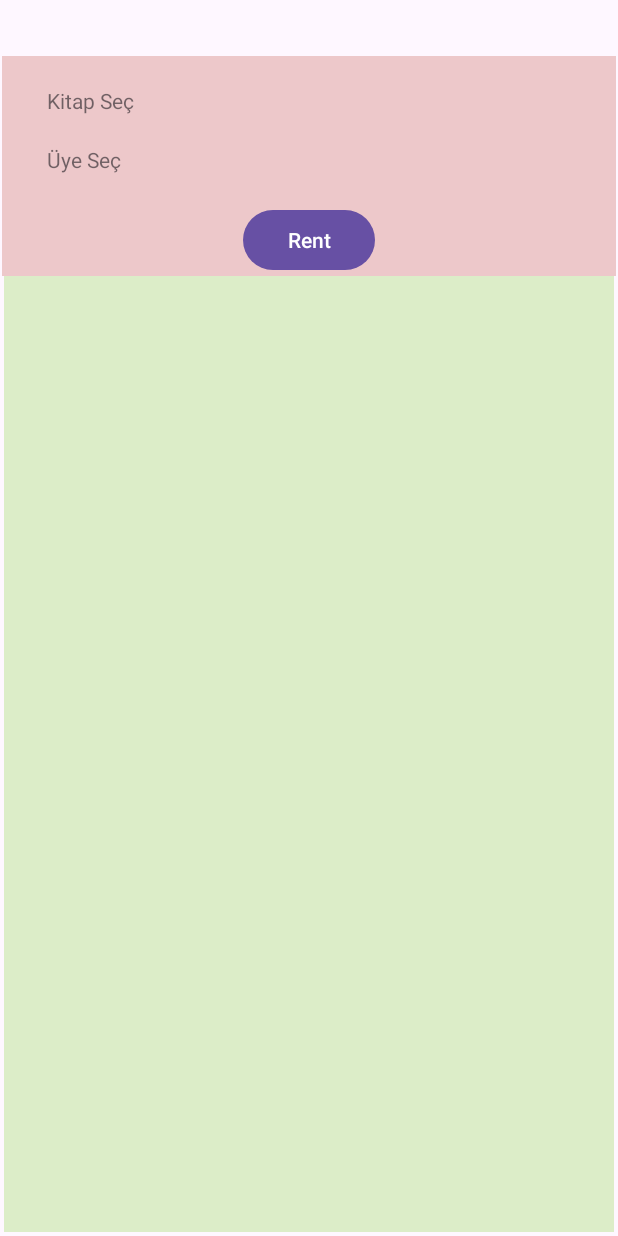
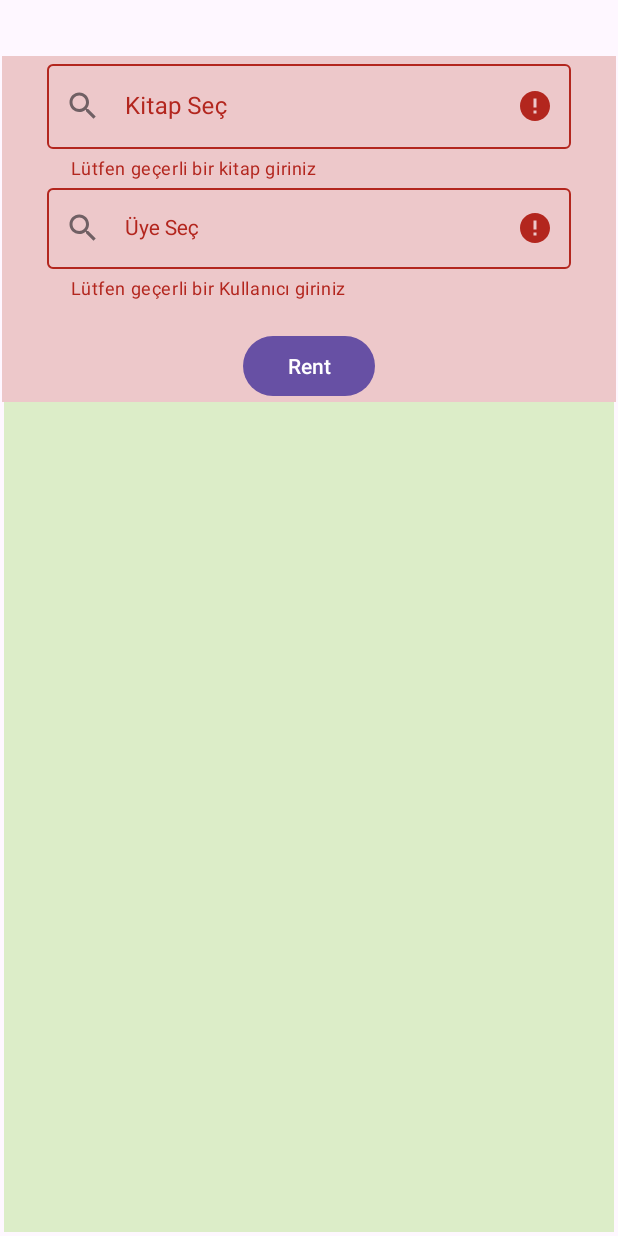
Before and after one commit to Talhakasikci/My-Little-Library, an Android app built with Jetpack Compose: the RentFragment screen opened through its navigation route, after a tap on "Rent", on a phone screen of 412 x 824 dp. Run offline under Robolectric (Android 15) with nearby library versions, the phone set to English and light mode, and no system bars; our stand-ins replace Room's generated code.

Commit message:
AutoCompleteTextView

```diff
--- a/MyLittleLibrary/app/src/main/java/com/talhakasikci/mylittlelibrary/adapter/BooksViewAdapter.kt
+++ b/MyLittleLibrary/app/src/main/java/com/talhakasikci/mylittlelibrary/adapter/BooksViewAdapter.kt
@@ -46,7 +46,7 @@ class BooksViewAdapter(private var onItemClick:(Int)->(Unit),private val bookVie
             return
         }
         val book = booksList[position]
-        holder.BookId.text = book.Book_Id.toString()
+        holder.BookId.text = (holder.position+1).toString()
         holder.BookName.text = book.Book_name
         holder.AuthorName.text = book.Author_name
         holder.AuthorSurname.text = book.Author_surname
--- a/MyLittleLibrary/app/src/main/java/com/talhakasikci/mylittlelibrary/adapter/MembersViewAdapter.kt
+++ b/MyLittleLibrary/app/src/main/java/com/talhakasikci/mylittlelibrary/adapter/MembersViewAdapter.kt
@@ -41,7 +41,7 @@ class MembersViewAdapter(private val onItemClicked:(Int)->(Unit),private val Mem
 
     override fun onBindViewHolder(holder: MembersListViewHolder, position: Int) {
         val member = members[position]
-        holder.memberOrderTV.text = member.id.toString()
+        holder.memberOrderTV.text = (holder.position+1).toString()
         holder.memberNameTv.text = member.First_Name
         holder.memberSurnameTv.text = member.Last_Name
         holder.memberId.text = member.MemberID.toString()
--- a/MyLittleLibrary/app/src/main/java/com/talhakasikci/mylittlelibrary/adapter/RentalViewAdapter.kt
+++ b/MyLittleLibrary/app/src/main/java/com/talhakasikci/mylittlelibrary/adapter/RentalViewAdapter.kt
@@ -40,14 +40,14 @@ class RentalViewAdapter(private val rentalViewModel:RentalViewModel):RecyclerVie
     override fun onBindViewHolder(holder: ViewHolder, position: Int) {
         if(!rentList.isEmpty()){
             val rent = rentList[position]
-            holder.rentalId.text = rent.Rental_id.toString()
+            holder.rentalId.text = (holder.position+1).toString()
 
             rentalViewModel.getRentalDetails(rent.Rental_id).observeForever { rental ->
                 holder.userName.text = rental?.firstName ?: "Bilinmiyor"
                 holder.userSurname.text = rental?.lastName ?: "Bilinmiyor"
                 holder.bookName.text = rental?.bookName?: "Bilinmiyor"
                 holder.delteIcon.setOnClickListener {
-                    rentalViewModel.deleteRentalWithId(rent.Rental_id)
+                    rentalViewModel.deleteRentalWithId(rental.bookId!!,rent.Rental_id)
                 }
             }
         }
--- a/MyLittleLibrary/app/src/main/java/com/talhakasikci/mylittlelibrary/roomdb/BooksDao.kt
+++ b/MyLittleLibrary/app/src/main/java/com/talhakasikci/mylittlelibrary/roomdb/BooksDao.kt
@@ -73,7 +73,7 @@ interface BooksDao {
     @Query("UPDATE Books SET available = 0 WHERE Book_Id = :bookid")
     suspend fun rentBook(bookid: Int)
 
-    @Query("UPDATE Books SET available = 1 WHERE Book_Id = :bookId")
-    suspend fun returnBook(bookId: Int)
+    @Query("UPDATE Books SET available = 1 WHERE Book_Id = :bookid")
+    suspend fun returnBook(bookid: Int)
 
 }
--- a/MyLittleLibrary/app/src/main/java/com/talhakasikci/mylittlelibrary/view/RentFragment.kt
+++ b/MyLittleLibrary/app/src/main/java/com/talhakasikci/mylittlelibrary/view/RentFragment.kt
@@ -84,6 +84,8 @@ class RentFragment : Fragment() {
         }
 
         binding.rentBookButton.setOnClickListener {
+            binding.tilSelectBookAutoComplate.error = null
+            binding.tilSelectMemberAutoComplate.error = null
             val selectedBookName = binding.autoCompleteBooks.text.toString()
             val selectedMemberName = binding.autoCompleteMember.text.toString()
 
@@ -113,6 +115,11 @@ class RentFragment : Fragment() {
 
                 }
             } else {
+                if(bookId == null)
+                    binding.tilSelectBookAutoComplate.error = "Lütfen geçerli bir kitap giriniz"
+                if(memberID == null)
+                    binding.tilSelectMemberAutoComplate.error = "Lütfen geçerli bir Kullanıcı giriniz"
+
                 Toast.makeText(requireContext(), "Please select a valid member/book", Toast.LENGTH_SHORT).show()
             }
         }
--- a/MyLittleLibrary/app/src/main/java/com/talhakasikci/mylittlelibrary/viewModel/RentalViewModel.kt
+++ b/MyLittleLibrary/app/src/main/java/com/talhakasikci/mylittlelibrary/viewModel/RentalViewModel.kt
@@ -29,9 +29,9 @@ class RentalViewModel(application: Application) : AndroidViewModel(application)
     fun getAllRentalDetails(): LiveData<List<RentalWithDetails>> {
         return rentalDao.getAllRentalDetails()
     }
-    fun deleteRentalWithId(bookId:Int){
+    fun deleteRentalWithId(bookId:Int,rentalId:Int){
         viewModelScope.launch(Dispatchers.IO) {
-            rentalDao.deleteRentalWithId(bookId)
+            rentalDao.deleteRentalWithId(rentalId)
             bookDao.returnBook(bookId)
         }
 
--- /dev/null
+++ b/MyLittleLibrary/app/src/main/res/drawable/cancel_asset.xml
@@ -0,0 +1,5 @@
+<vector xmlns:android="http://schemas.android.com/apk/res/android" android:height="24dp" android:tint="#000000" android:viewportHeight="24" android:viewportWidth="24" android:width="24dp">
+
+    <path android:fillColor="@android:color/white" android:pathData="M12,2C6.47,2 2,6.47 2,12s4.47,10 10,10 10,-4.47 10,-10S17.53,2 12,2zM17,15.59L15.59,17 12,13.41 8.41,17 7,15.59 10.59,12 7,8.41 8.41,7 12,10.59 15.59,7 17,8.41 13.41,12 17,15.59z"/>
+
+</vector>
--- /dev/null
+++ b/MyLittleLibrary/app/src/main/res/drawable/search_asset.xml
@@ -0,0 +1,5 @@
+<vector xmlns:android="http://schemas.android.com/apk/res/android" android:height="24dp" android:tint="#000000" android:viewportHeight="24" android:viewportWidth="24" android:width="24dp">
+
+    <path android:fillColor="@android:color/white" android:pathData="M15.5,14h-0.79l-0.28,-0.27C15.41,12.59 16,11.11 16,9.5 16,5.91 13.09,3 9.5,3S3,5.91 3,9.5 5.91,16 9.5,16c1.61,0 3.09,-0.59 4.23,-1.57l0.27,0.28v0.79l5,4.99L20.49,19l-4.99,-5zM9.5,14C7.01,14 5,11.99 5,9.5S7.01,5 9.5,5 14,7.01 14,9.5 11.99,14 9.5,14z"/>
+
+</vector>
--- a/MyLittleLibrary/app/src/main/res/layout/fragment_rent.xml
+++ b/MyLittleLibrary/app/src/main/res/layout/fragment_rent.xml
@@ -18,19 +18,44 @@
         android:orientation="vertical"
         app:layout_constraintEnd_toEndOf="parent"
         app:layout_constraintStart_toStartOf="parent"
-        app:layout_constraintTop_toTopOf="parent">
+        app:layout_constraintTop_toTopOf="parent"
+        tools:ignore="ExtraText">
 
+        <com.google.android.material.textfield.TextInputLayout
+            android:layout_width="match_parent"
+            android:layout_height="wrap_content"
+            app:startIconDrawable="@drawable/search_asset"
+            app:endIconDrawable="@drawable/cancel_asset"
+            style="@style/Widget.MaterialComponents.TextInputLayout.OutlinedBox.ExposedDropdownMenu"
+            android:id="@+id/til_SelectBookAutoComplate"
+            app:endIconMode="clear_text"
+            >
             <com.google.android.material.textfield.MaterialAutoCompleteTextView
                 android:id="@+id/autoCompleteBooks"
                 android:layout_width="match_parent"
                 android:layout_height="wrap_content"
                 android:layout_marginTop="20dp"
+
                 android:hint="Kitap Seç"
                 android:inputType="text"
-            style="@style/Widget.MaterialComponents.TextInputLayout.FilledBox.Dense"
+
                 app:layout_constraintEnd_toEndOf="parent"
                 app:layout_constraintStart_toStartOf="parent"
                 app:layout_constraintTop_toTopOf="parent"/>
+
+        </com.google.android.material.textfield.TextInputLayout>
+
+
+        <com.google.android.material.textfield.TextInputLayout
+            android:id="@+id/til_SelectMemberAutoComplate"
+            android:layout_width="match_parent"
+            android:layout_height="wrap_content"
+            style="@style/Widget.MaterialComponents.TextInputLayout.OutlinedBox.ExposedDropdownMenu"
+            app:startIconDrawable="@drawable/search_asset"
+            app:endIconDrawable="@drawable/cancel_asset"
+            app:endIconMode="clear_text"
+
+            >
 
             <com.google.android.material.textfield.MaterialAutoCompleteTextView
                 android:id="@+id/autoCompleteMember"
@@ -45,6 +70,9 @@
                 app:layout_constraintStart_toStartOf="parent"
                 app:layout_constraintTop_toBottomOf="@id/autoCompleteBooks"
                 />
+        </com.google.android.material.textfield.TextInputLayout>
+
+
 
         <com.google.android.material.button.MaterialButton
             android:id="@+id/rentBookButton"
```
Also changed, not shown: MyLittleLibrary/app/src/main/java/com/talhakasikci/mylittlelibrary/view/AddBook.kt (deleted, +0 -83 lines), MyLittleLibrary/app/src/main/res/layout/activity_add_book.xml (deleted, +0 -99 lines). Lines whose indentation alone changed are shown as unchanged.
